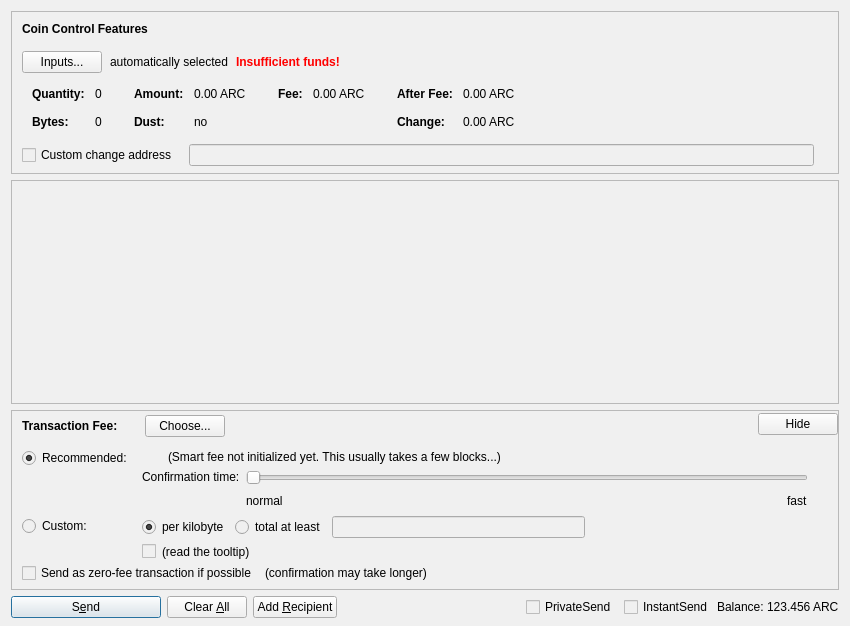
Qt form src/qt/forms/sendcoinsdialog.ui (AdvancedTechnologyCoin/arc_core) before a commit.
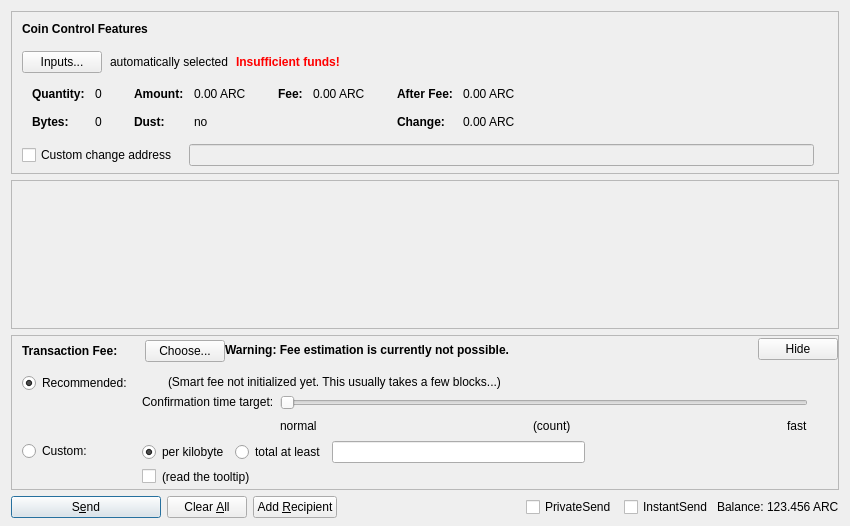
The same form after that commit. Custom widgets are drawn as their Qt base class.

```diff
--- a/src/qt/forms/sendcoinsdialog.ui
+++ b/src/qt/forms/sendcoinsdialog.ui
@@ -7,15 +7,12 @@
     <x>0</x>
     <y>0</y>
     <width>850</width>
-    <height>626</height>
+    <height>526</height>
    </rect>
   </property>
   <property name="windowTitle">
    <string>Send Coins</string>
   </property>
-  <property name="styleSheet">
-   <string notr="true">background-color: rgb(240, 240, 240);</string>
-  </property>
   <layout class="QVBoxLayout" name="verticalLayout" stretch="0,1,0,0">
    <property name="bottomMargin">
     <number>8</number>
@@ -590,8 +587,8 @@
        <rect>
         <x>0</x>
         <y>0</y>
-        <width>826</width>
-        <height>83</height>
+        <width>830</width>
+        <height>104</height>
        </rect>
       </property>
       <layout class="QVBoxLayout" name="verticalLayout_2" stretch="0,1">
@@ -762,11 +759,33 @@
             </item>
            </layout>
           </item>
+          <item>
+           <widget class="QLabel" name="fallbackFeeWarningLabel">
+            <property name="toolTip">
+             <string>Using the fallbackfee can result in sending a transaction that will take several hours or days (or never) to confirm. Consider choosing your fee manually or wait until your have validated the complete chain.</string>
+            </property>
+            <property name="font">
+            <font>
+                <weight>75</weight>
+                <bold>true</bold>
+            </font>
+            </property>
+            <property name="text">
+             <string>Warning: Fee estimation is currently not possible.</string>
+            </property>
+            <property name="wordWrap">
+             <bool>false</bool>
+            </property>
+           </widget>
+          </item>
           <item>
            <spacer name="horizontalSpacer_4">
             <property name="orientation">
              <enum>Qt::Horizontal</enum>
             </property>
+            <property name="sizeType">
+             <enum>QSizePolicy::MinimumExpanding</enum>
+            </property>
             <property name="sizeHint" stdset="0">
              <size>
               <width>40</width>
@@ -1034,7 +1053,7 @@
                    <item>
                     <widget class="QLabel" name="labelSmartFee3">
                      <property name="text">
-                      <string>Confirmation time:</string>
+                      <string>Confirmation time target:</string>
                      </property>
                      <property name="margin">
                       <number>2</number>
@@ -1067,7 +1086,7 @@
                       <number>0</number>
                      </property>
                      <property name="maximum">
-                      <number>24</number>
+                      <number>23</number>
                      </property>
                      <property name="pageStep">
                       <number>1</number>
@@ -1098,6 +1117,26 @@
                        </property>
                       </widget>
                      </item>
+                     <item>
+                      <spacer name="horizontalSpacer_7">
+                       <property name="orientation">
+                        <enum>Qt::Horizontal</enum>
+                       </property>
+                       <property name="sizeHint" stdset="0">
+                        <size>
+                         <width>40</width>
+                         <height>20</height>
+                        </size>
+                       </property>
+                      </spacer>
+                     </item>
+                     <item>
+                      <widget class="QLabel" name="confirmationTargetLabel">
+                       <property name="text">
+                        <string notr="true">(count)</string>
+                       </property>
+                      </widget>
+                     </item>
                      <item>
                       <spacer name="horizontalSpacer_3">
                        <property name="orientation">
@@ -1141,59 +1180,6 @@
              </item>
             </layout>
            </item>
-           <item>
-            <layout class="QHBoxLayout" name="horizontalLayoutFee5" stretch="0,0,0">
-             <property name="spacing">
-              <number>8</number>
-             </property>
-             <property name="bottomMargin">
-              <number>4</number>
-             </property>
-             <item>
-              <widget class="QCheckBox" name="checkBoxFreeTx">
-               <property name="text">
-                <string>Send as zero-fee transaction if possible</string>
-               </property>
-              </widget>
-             </item>
-             <item>
-              <widget class="QLabel" name="labelFreeTx">
-               <property name="text">
-                <string>(confirmation may take longer)</string>
-               </property>
-               <property name="margin">
-                <number>5</number>
-               </property>
-              </widget>
-             </item>
-             <item>
-              <spacer name="horizontalSpacerFee5">
-               <property name="orientation">
-                <enum>Qt::Horizontal</enum>
-               </property>
-               <property name="sizeHint" stdset="0">
-                <size>
-                 <width>1</width>
-                 <height>1</height>
-                </size>
-               </property>
-              </spacer>
-             </item>
-            </layout>
-           </item>
-           <item>
-            <spacer name="verticalSpacerFee2">
-             <property name="orientation">
-              <enum>Qt::Vertical</enum>
-             </property>
-             <property name="sizeHint" stdset="0">
-              <size>
-               <width>1</width>
-               <height>1</height>
-              </size>
-             </property>
-            </spacer>
-           </item>
           </layout>
          </widget>
         </item>
```
Left out of the diff: 2 changed lines with no effect on the pictures.
